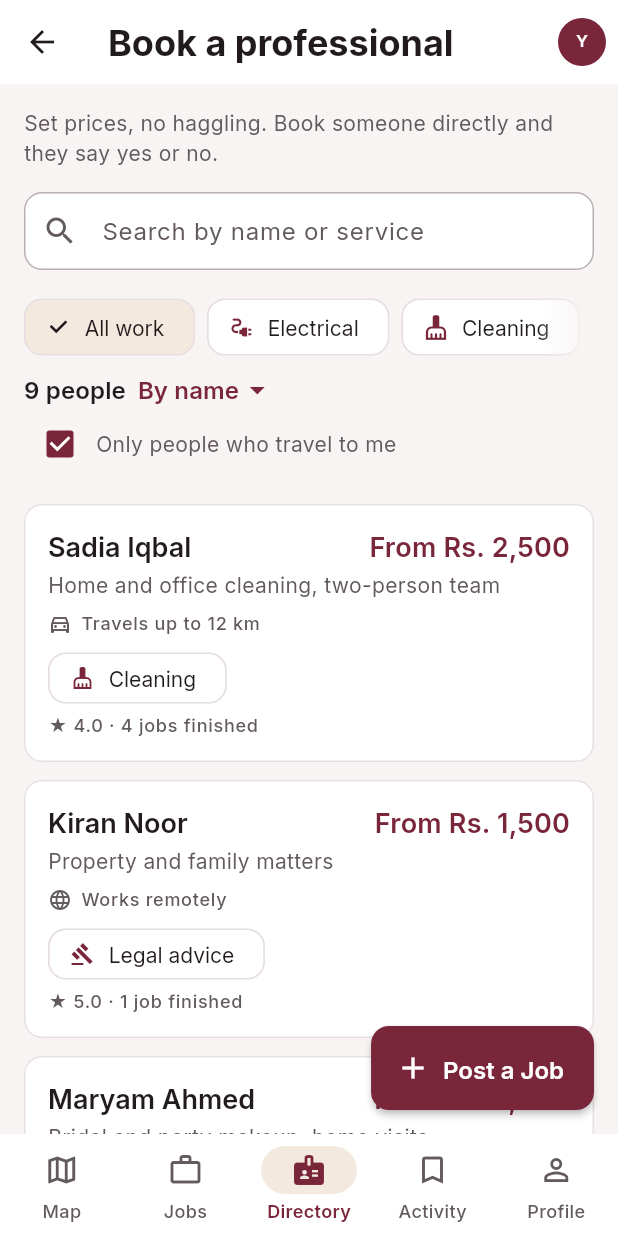
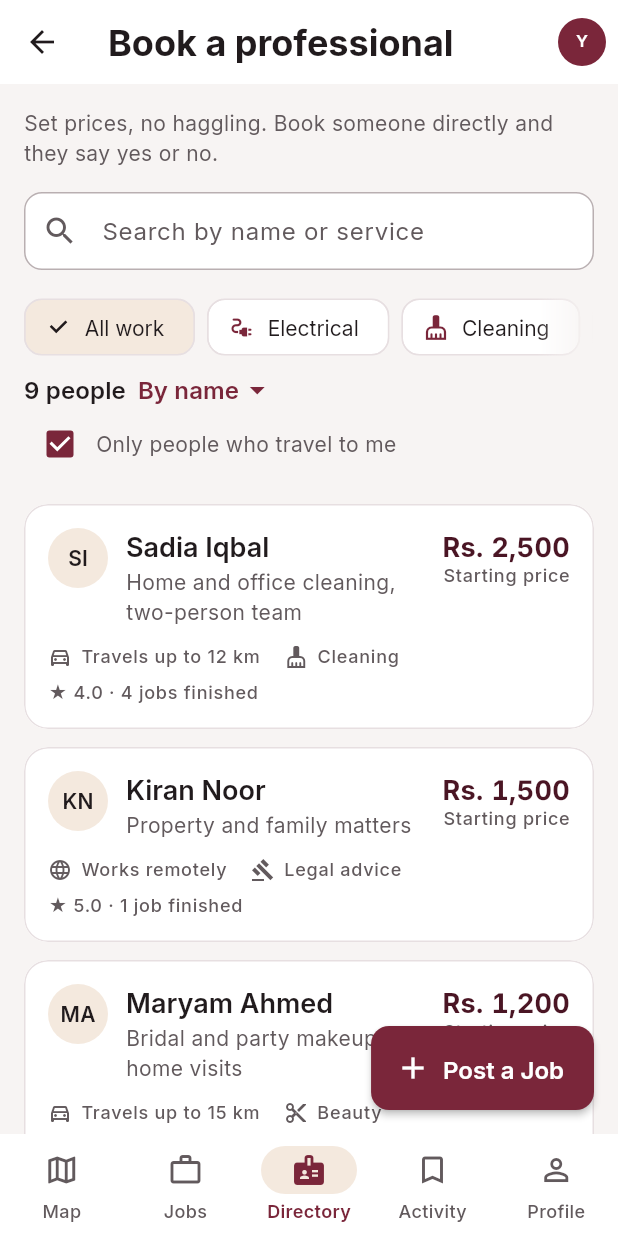
Before and after one commit to HamzaAnjum96/Trust-Hire, a Flutter app: the AppShell screen opened directly, item 3 of the bottom bar chosen, on a phone screen of 412 x 824 dp. Run offline on Flutter 3.47's test engine with Material 3 defaults, Android fonts, the phone set to English and light mode, and no system bars; our stand-ins replace audioplayers, flutter_map, geolocator, image_picker, latlong2, shared_preferences and 1 more; missing offline and left inert: record; accounts and stored records are empty.

Commit message:
0.20.3 — UI overhaul, round four: the directory
- Directory cards read like job rows: initials, name and headline, the
  starting price opposite in the fare's style with its label, and trades as
  facts in the row rather than chips that read as buttons. Initials are
  neutral sand and ink, so a paid listing does not look endorsed.
- A worker's page starts with who they are, then their record and where
  they work on one surface, the menu with fare-style prices, and their
  credentials as a group captioned as unchecked by Trust Hire.
- Filled buttons match the rest: fourteen used Material's 40px pill beside
  48px rounded rectangles meant to be the same control. The theme now gives
  them the brand's height, radius and type.

Checks: flutter analyze clean; flutter test 741 passing; screenshots of
the directory and a worker page.

Co-Authored-By: Claude Opus 5.5 <noreply@anthropic.com>
Claude-Session: https://claude.ai/code/session_016vrrmhEF1YJNqmgU5kBxTG

```diff
--- a/code/frontend/lib/core/app_version.dart
+++ b/code/frontend/lib/core/app_version.dart
@@ -17,11 +17,11 @@ class AppVersion {
 
   /// Must match the `version:` line in `pubspec.yaml`, without the build
   /// number after the `+`.
-  static const name = '0.20.2';
+  static const name = '0.20.3';
 
   /// The build number — the part after the `+` in `pubspec.yaml`. Increments
   /// on every push, and never resets.
-  static const build = 34;
+  static const build = 35;
 
   /// What the app shows: `v0.18.0 (29)`.
   static String get label => 'v$name ($build)';
--- a/code/frontend/lib/features/directory/directory_screen.dart
+++ b/code/frontend/lib/features/directory/directory_screen.dart
@@ -5,11 +5,13 @@ import '../../app/job_controller.dart';
 import '../../app/premium_controller.dart';
 import '../../core/formatters.dart';
 import '../../core/layout.dart';
+import '../../core/theme.dart';
 import '../../core/tokens.dart';
 import '../../l10n/app_localizations.dart';
 import '../../models/job_tag.dart';
 import '../../models/premium.dart';
 import '../../widgets/fading_row.dart';
+import '../../widgets/initials_avatar.dart';
 import '../../widgets/meta_chip.dart';
 import '../../widgets/state_views.dart';
 import '../account/account_switcher.dart';
@@ -270,8 +272,7 @@ class _DirectoryControls extends StatelessWidget {
                     // appears once location is granted is one nobody knows to
                     // look for.
                     enabled:
-                        value != DirectoryOrder.byDistance ||
-                        canSortByDistance,
+                        value != DirectoryOrder.byDistance || canSortByDistance,
                     child: Text(_label(strings, value)),
                   ),
               ],
@@ -342,13 +343,10 @@ class _DirectoryControls extends StatelessWidget {
 ///
 /// Name, one line, what they start at, and their record. Deliberately not a
 /// photograph and not a badge: Section 9 sells *visibility*, and anything that
-/// made a paid listing look endorsed would be selling something else.
+/// made a paid listing look endorsed would be selling something else. The
+/// initials are in neutral sand for the same reason.
 class _ListingCard extends StatelessWidget {
-  const _ListingCard({
-    required this.listing,
-    this.name,
-    this.distanceMetres,
-  });
+  const _ListingCard({required this.listing, this.name, this.distanceMetres});
 
   final DirectoryListing listing;
   final String? name;
@@ -364,48 +362,78 @@ class _ListingCard extends StatelessWidget {
     final theme = Theme.of(context);
     final from = listing.fromPrice;
 
+    final shownName = name ?? strings.someone;
+
     return Card(
       margin: EdgeInsets.zero,
-      shape: RoundedRectangleBorder(
-        borderRadius: BrandRadius.mediumAll,
-        side: BorderSide(color: theme.colorScheme.outlineVariant),
-      ),
+      clipBehavior: Clip.antiAlias,
       child: InkWell(
-        borderRadius: BrandRadius.mediumAll,
         onTap: () => WorkerProfileScreen.open(context, listing: listing),
         child: Padding(
           padding: const EdgeInsets.all(BrandSizing.spaceMd),
           child: Column(
             crossAxisAlignment: CrossAxisAlignment.start,
             children: [
-              Row(
+              LayoutBuilder(
+                builder: (context, constraints) => Row(
                   crossAxisAlignment: CrossAxisAlignment.start,
                   children: [
+                    InitialsAvatar(name: shownName),
+                    const SizedBox(width: BrandSizing.spaceSm + 4),
                     Expanded(
-                    child: Text(
-                      name ?? strings.someone,
-                      style: theme.textTheme.titleLarge,
+                      child: Column(
+                        crossAxisAlignment: CrossAxisAlignment.start,
+                        children: [
+                          Text(shownName, style: theme.textTheme.titleLarge),
+                          if (listing.headline != null) ...[
+                            const SizedBox(height: 2),
+                            Text(
+                              listing.headline!,
+                              style: theme.textTheme.bodyMedium,
+                              maxLines: 2,
+                              overflow: TextOverflow.ellipsis,
+                            ),
+                          ],
+                        ],
                       ),
                     ),
-                  if (from != null)
+                    if (from != null) ...[
+                      const SizedBox(width: BrandSizing.spaceSm),
+                      // The same shape as a fare on a job row: the number,
+                      // and what kind of number it is.
+                      ConstrainedBox(
+                        constraints: BoxConstraints(
+                          maxWidth: constraints.maxWidth * 0.36,
+                        ),
+                        child: Column(
+                          crossAxisAlignment: CrossAxisAlignment.end,
+                          children: [
+                            FittedBox(
+                              fit: BoxFit.scaleDown,
+                              alignment: AlignmentDirectional.centerEnd,
+                              child: Text(
+                                Format.fare(strings, from),
+                                style: theme.fareStyle,
+                              ),
+                            ),
                             Text(
-                      strings.fromPrice(Format.fare(strings, from)),
-                      style: theme.textTheme.titleMedium?.copyWith(
-                        color: theme.colorScheme.primary,
+                              strings.directoryPriceFrom,
+                              style: theme.textTheme.labelSmall,
+                              maxLines: 1,
+                              overflow: TextOverflow.ellipsis,
+                            ),
+                          ],
                         ),
                       ),
                     ],
+                  ],
+                ),
               ),
 
-              if (listing.headline != null) ...[
-                const SizedBox(height: BrandSizing.spaceXs),
-                Text(listing.headline!, style: theme.textTheme.bodyMedium),
-              ],
-
-              // How far, and how far they will come. The second is the number
-              // the worker chose, and it is the reason they are on this
-              // screen at all rather than a different one.
-              const SizedBox(height: BrandSizing.spaceSm),
+              // How far, how far they will come, and what they do. The second
+              // is the number the worker chose, and it is the reason they are
+              // on this screen at all rather than a different one.
+              const SizedBox(height: BrandSizing.spaceSm + 4),
               Wrap(
                 spacing: BrandSizing.spaceMd,
                 runSpacing: BrandSizing.spaceXs,
@@ -425,24 +453,14 @@ class _ListingCard extends StatelessWidget {
                             Format.span(strings, listing.serviceRadiusMetres),
                           ),
                   ),
+                  // Facts, like the rest of the row — not chips, which read
+                  // as buttons and are not.
+                  for (final tag in listing.tags)
+                    MetaChip(icon: tag.icon, label: tag.label(strings)),
                 ],
               ),
 
               const SizedBox(height: BrandSizing.spaceSm),
-              Wrap(
-                spacing: BrandSizing.spaceXs,
-                runSpacing: BrandSizing.spaceXs,
-                children: [
-                  for (final tag in listing.tags)
-                    Chip(
-                      avatar: Icon(tag.icon, size: 16),
-                      label: Text(tag.label(strings)),
-                      visualDensity: VisualDensity.compact,
-                    ),
-                ],
-              ),
-
-              const SizedBox(height: BrandSizing.spaceXs),
               WorkerStandingView(workerId: listing.workerId, compact: true),
             ],
           ),
--- a/code/frontend/lib/l10n/app_en.arb
+++ b/code/frontend/lib/l10n/app_en.arb
@@ -1429,5 +1429,9 @@
   "fareHintAmount": "2,000",
   "@fareHintAmount": {
     "description": "Example amount in an empty fare field; the currency is shown beside it"
+  },
+  "directoryPriceFrom": "Starting price",
+  "@directoryPriceFrom": {
+    "description": "Under the lowest service price on a directory card"
   }
 }
--- a/code/frontend/lib/l10n/app_localizations.dart
+++ b/code/frontend/lib/l10n/app_localizations.dart
@@ -3511,6 +3511,12 @@ abstract class AppStrings {
   /// In en, this message translates to:
   /// **'2,000'**
   String get fareHintAmount;
+
+  /// Under the lowest service price on a directory card
+  ///
+  /// In en, this message translates to:
+  /// **'Starting price'**
+  String get directoryPriceFrom;
 }
 
 class _AppStringsDelegate extends LocalizationsDelegate<AppStrings> {
--- a/code/frontend/lib/l10n/app_localizations_en.dart
+++ b/code/frontend/lib/l10n/app_localizations_en.dart
@@ -2111,4 +2111,7 @@ class AppStringsEn extends AppStrings {
 
   @override
   String get fareHintAmount => '2,000';
+
+  @override
+  String get directoryPriceFrom => 'Starting price';
 }
--- a/code/frontend/lib/l10n/app_localizations_ur.dart
+++ b/code/frontend/lib/l10n/app_localizations_ur.dart
@@ -2118,4 +2118,7 @@ class AppStringsUr extends AppStrings {
 
   @override
   String get fareHintAmount => '2,000';
+
+  @override
+  String get directoryPriceFrom => 'ابتدائی قیمت';
 }
--- a/code/frontend/lib/l10n/app_ur.arb
+++ b/code/frontend/lib/l10n/app_ur.arb
@@ -568,5 +568,6 @@
   "fareOpenToOffers": "پیشکشیں خوش آمدید",
   "profileYourWork": "آپ کا کام",
   "profileThisDemo": "یہ ڈیمو",
-  "fareHintAmount": "2,000"
+  "fareHintAmount": "2,000",
+  "directoryPriceFrom": "ابتدائی قیمت"
 }
--- /dev/null
+++ b/code/frontend/lib/widgets/initials_avatar.dart
@@ -0,0 +1,47 @@
+import 'package:flutter/material.dart';
+
+import '../core/tokens.dart';
+
+/// A round avatar with somebody's initials, in neutral colours.
+///
+/// For people in the directory, who are not demo accounts and so have no
+/// `AccountAvatar`. Neutral on purpose — sand and ink, never burgundy or
+/// copper: Section 9 sells *visibility*, and a listing that looked marked out
+/// by the brand's own colours would look endorsed.
+class InitialsAvatar extends StatelessWidget {
+  const InitialsAvatar({super.key, required this.name, this.radius = 20});
+
+  final String name;
+  final double radius;
+
+  /// The first letter of the first two words: "Sadia Iqbal" → "SI".
+  static String initialsOf(String name) {
+    final words = name.trim().split(RegExp(r'\s+')).where((w) => w.isNotEmpty);
+    return words
+        .take(2)
+        .map((word) => String.fromCharCodes(word.runes.take(1)))
+        .join()
+        .toUpperCase();
+  }
+
+  @override
+  Widget build(BuildContext context) {
+    final theme = Theme.of(context);
+    final isLight = theme.brightness == Brightness.light;
+
+    return CircleAvatar(
+      radius: radius,
+      backgroundColor: isLight
+          ? BrandColours.warmSand
+          : BrandColours.darkElevated,
+      child: Text(
+        initialsOf(name),
+        style: BrandType.button.copyWith(
+          fontSize: radius * 0.7,
+          height: 1,
+          color: theme.colorScheme.onSurface,
+        ),
+      ),
+    );
+  }
+}
--- a/code/frontend/pubspec.yaml
+++ b/code/frontend/pubspec.yaml
@@ -5,7 +5,7 @@ publish_to: 'none'
 # Source of truth for the app version. Mirrored in lib/core/app_version.dart,
 # which test/version_test.dart checks against this line. Bump both on every
 # push that changes the app.
-version: 0.20.2+34
+version: 0.20.3+35
 
 environment:
   sdk: ^3.12.2
```
Also changed, not shown: code/frontend/lib/core/theme.dart (+15 -0 lines), code/frontend/lib/features/directory/worker_profile_screen.dart (+63 -35 lines), 2 other files. Lines whose indentation alone changed are shown as unchanged.
